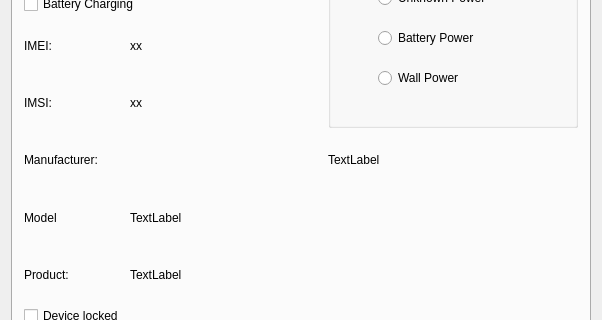
Above: examples/sysinfo/dialog.ui from qtproject/qt-mobility before the change; both pictures show x 0 to 602 and y 82 to 402 of the 602 by 516 pixel window. Below: the same form after it.
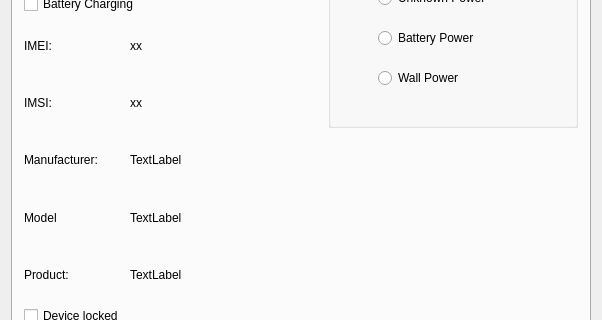
That is the form after the change.

```diff
--- a/examples/sysinfo/dialog.ui
+++ b/examples/sysinfo/dialog.ui
@@ -292,13 +292,6 @@
          </property>
         </widget>
        </item>
-       <item row="4" column="3" colspan="2">
-        <widget class="QLabel" name="manufacturerLabel">
-         <property name="text">
-          <string>TextLabel</string>
-         </property>
-        </widget>
-       </item>
        <item row="5" column="0">
         <widget class="QLabel" name="label_21">
          <property name="text">
@@ -457,6 +450,13 @@
          </property>
         </widget>
        </item>
+       <item row="4" column="1">
+        <widget class="QLabel" name="manufacturerLabel">
+         <property name="text">
+          <string>TextLabel</string>
+         </property>
+        </widget>
+       </item>
       </layout>
      </widget>
      <widget class="QWidget" name="sysdisplaytab">
```
